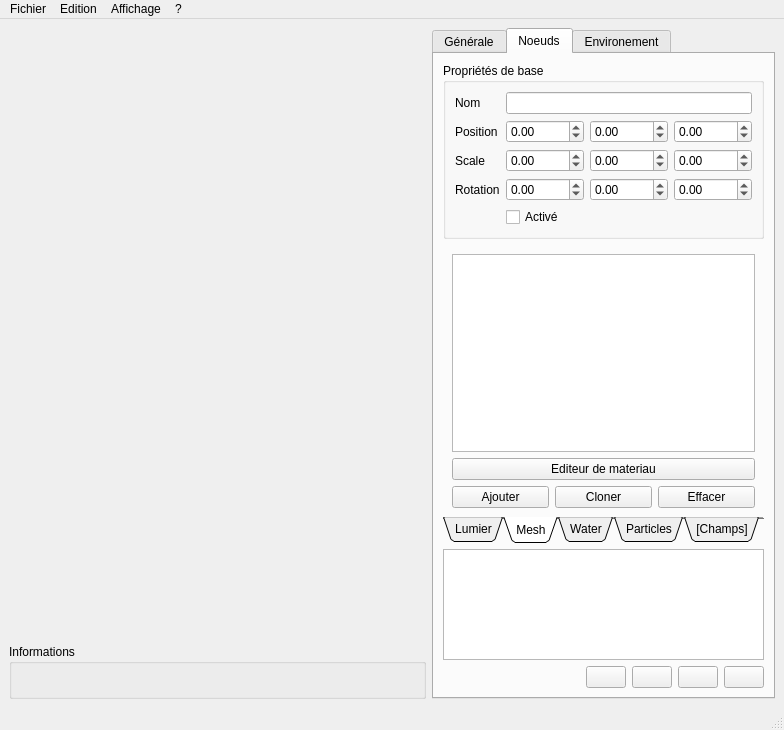
First picture: the form in sources/interface.ui, repository b4n92uid/theball-editor, before the edit.
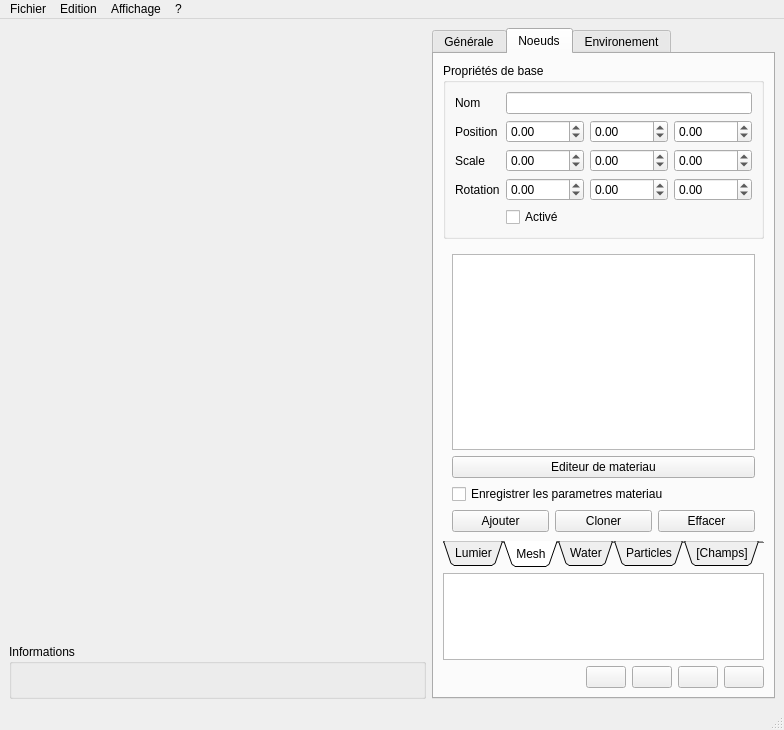
Second picture: the form after the edit. Icons and pictures are not drawn. Custom widgets are drawn as their Qt base class.

Commit message: Progress of mesh material editing

What changed in the file:
```diff
--- a/sources/interface.ui
+++ b/sources/interface.ui
@@ -608,6 +608,13 @@
                 </property>
                </widget>
               </item>
+              <item>
+               <widget class="QCheckBox" name="node_mesh_savemat">
+                <property name="text">
+                 <string>Enregistrer les parametres materiau</string>
+                </property>
+               </widget>
+              </item>
              </layout>
             </item>
             <item>
```
Left out of the diff: 2 changed lines with no effect on the pictures. The commit also changes 3 other files.
